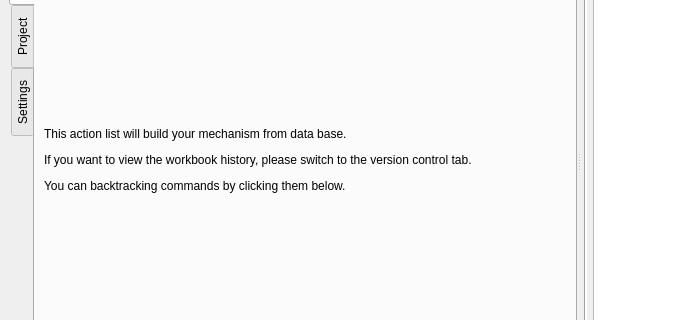
The window that core/widgets/main.ui (KmolYuan/Pyslvs-UI) describes before a commit, drawn with Qt 5; both pictures show x 0 to 682 and y 304 to 624 of the 1023 by 932 pixel window.
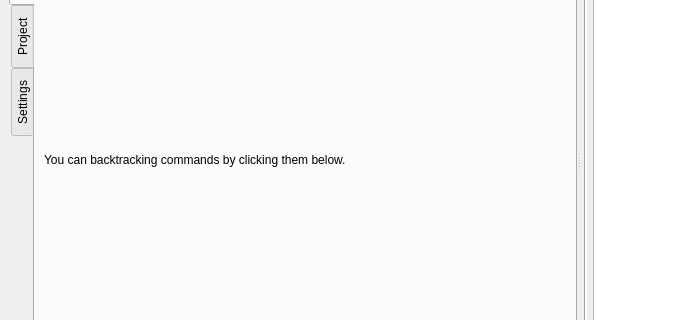
The same window after the commit. The open tabs and pages were chosen to show the change. Icons and pictures are not drawn.

Patch:
```diff
--- a/core/widgets/main.ui
+++ b/core/widgets/main.ui
@@ -445,7 +445,7 @@
                   </sizepolicy>
                  </property>
                  <property name="text">
-                  <string>&lt;html&gt;&lt;head/&gt;&lt;body&gt;&lt;p&gt;This action list will build your mechanism from data base.&lt;/p&gt;&lt;p&gt;If you want to view the workbook history, please switch to the version control tab.&lt;/p&gt;&lt;p&gt;You can backtracking commands by clicking them below.&lt;/p&gt;&lt;/body&gt;&lt;/html&gt;</string>
+                  <string>&lt;html&gt;&lt;head/&gt;&lt;body&gt;&lt;p&gt;You can backtracking commands by clicking them below.&lt;/p&gt;&lt;/body&gt;&lt;/html&gt;</string>
                  </property>
                  <property name="wordWrap">
                   <bool>true</bool>
```
